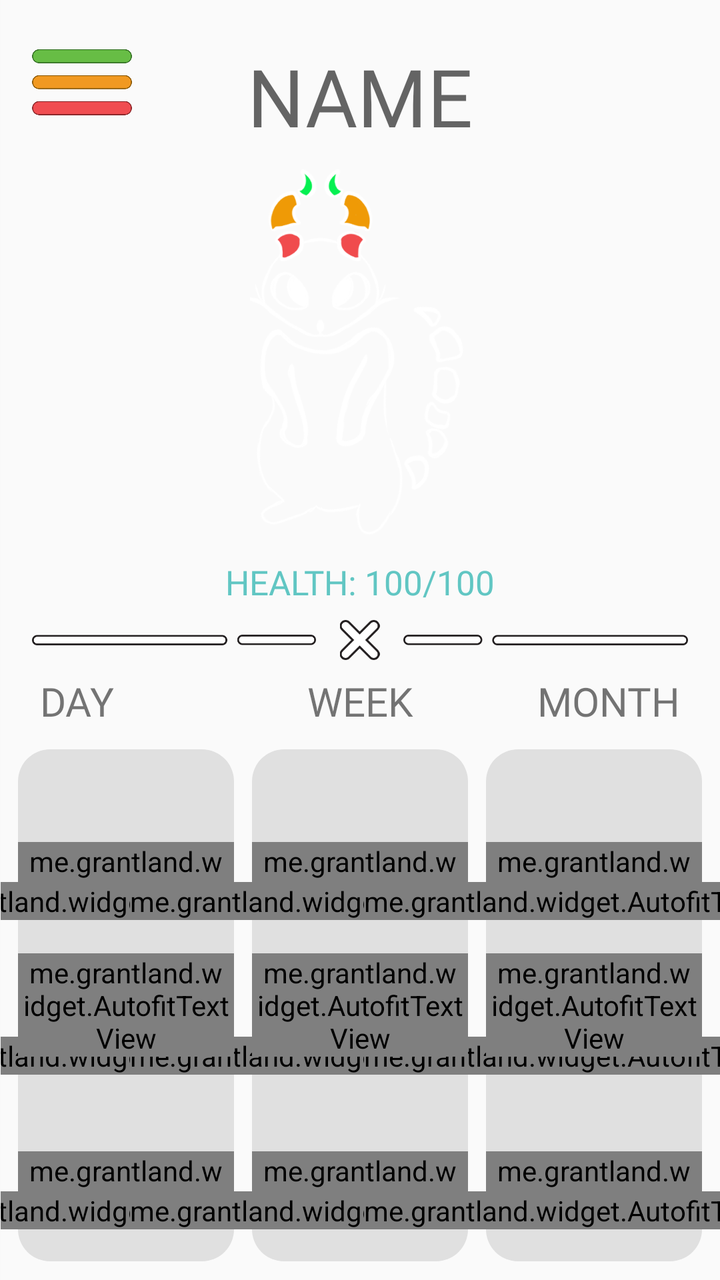
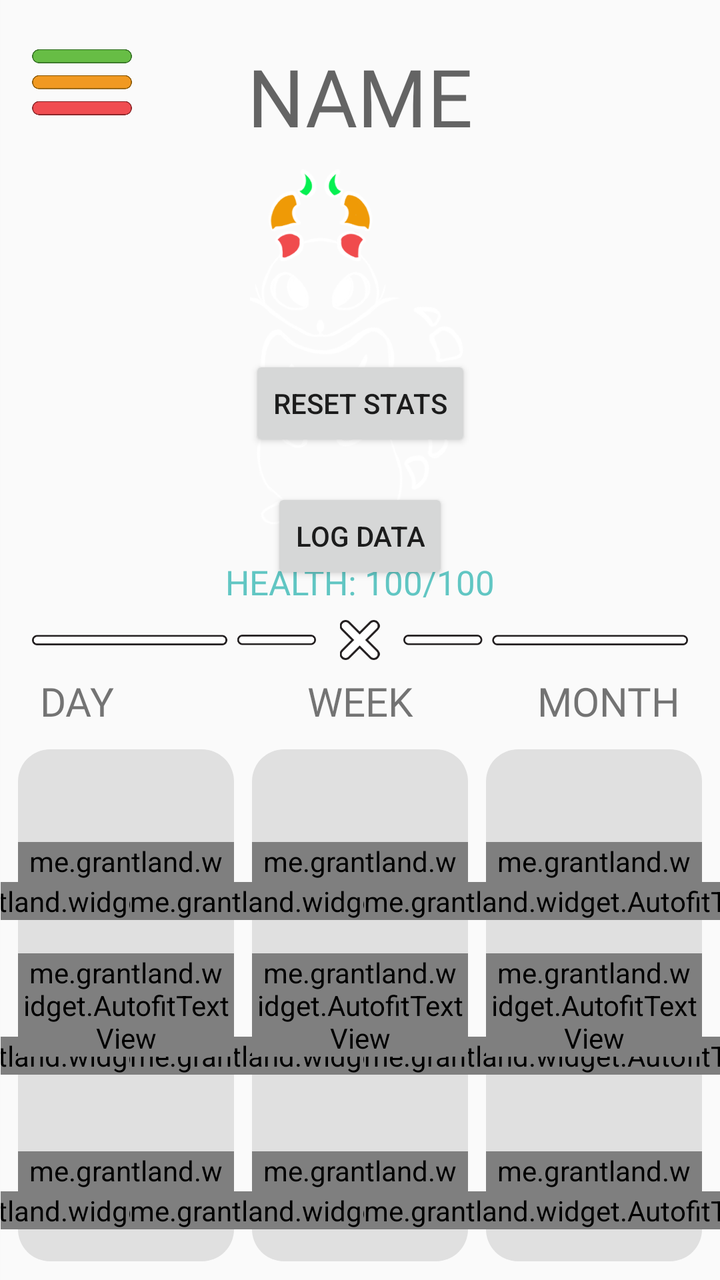

Screens rendered from an Android XML layout before and after an edit, with the pre-edit source and the edit as a unified diff.
<!-- AndroidManifest.xml: application theme Theme.Overseer -->
<!-- res/layout/home_page.xml -->
<?xml version="1.0" encoding="utf-8"?>
<androidx.constraintlayout.widget.ConstraintLayout xmlns:android="http://schemas.android.com/apk/res/android"
    xmlns:app="http://schemas.android.com/apk/res-auto"
    xmlns:tools="http://schemas.android.com/tools"
    android:id="@+id/menu_layout"
    android:layout_width="match_parent"
    android:layout_height="match_parent">

    <ImageButton
        android:id="@+id/popDrawer"
        android:layout_width="50dp"
        android:layout_height="50dp"
        android:layout_marginStart="16dp"
        android:layout_marginTop="16dp"
        android:elevation="2dp"
        android:background="@color/none"
        android:scaleType="centerInside"
        app:layout_constraintStart_toStartOf="parent"
        app:layout_constraintTop_toTopOf="parent"
        app:srcCompat="@drawable/options" />

    <EditText
        android:id="@+id/petName"
        android:layout_width="0dp"
        android:layout_height="73dp"
        android:singleLine="true"
        android:backgroundTint="@color/none"
        android:ems="10"
        android:fontFamily="@font/segoeuithibd"
        android:hint="NAME"
        android:maxLength="7"
        android:textAlignment="center"
        android:textSize="40sp"
        android:gravity="center"
        android:layout_marginTop="10dp"
        android:layout_marginHorizontal="75dp"
        app:layout_constraintEnd_toEndOf="parent"
        app:layout_constraintHorizontal_bias="0.496"
        app:layout_constraintStart_toStartOf="parent"
        app:layout_constraintTop_toTopOf="parent"
        app:layout_constraintVertical_bias="0.1" />

    <ImageView
        android:id="@+id/pet"
        android:layout_width="0dp"
        android:layout_height="0dp"
        android:scaleType="centerInside"
        app:layout_constraintBottom_toTopOf="@id/petHealth"
        app:layout_constraintEnd_toEndOf="parent"
        app:layout_constraintStart_toStartOf="parent"
        app:layout_constraintTop_toBottomOf="@id/petName"
        app:layout_constraintVertical_bias="0.3"
        app:srcCompat="@drawable/pet1" />

    <TextView
        android:id="@+id/petHealth"
        android:layout_width="0dp"
        android:layout_height="0dp"
        android:fontFamily="@font/segoeuithibd"
        android:textColor="@color/health_color"
        android:textSize="17sp"
        android:text="HEALTH: 100/100"
        android:textAlignment="center"
        android:gravity="center"
        app:layout_constraintBottom_toTopOf="@id/div"
        app:layout_constraintEnd_toEndOf="parent"
        app:layout_constraintStart_toStartOf="parent"
        app:layout_constraintTop_toBottomOf="@id/pet"
        app:layout_constraintHeight_percent="0.05"/>

    <LinearLayout
        android:id="@+id/div"
        android:layout_width="match_parent"
        android:layout_height="26dp"
        android:gravity="center"
        android:orientation="horizontal"
        app:layout_constraintBottom_toBottomOf="parent"
        app:layout_constraintEnd_toEndOf="parent"
        app:layout_constraintStart_toStartOf="parent"
        app:layout_constraintTop_toTopOf="parent">

        <ImageView
            android:layout_width="0dp"
            android:layout_height="26dp"
            android:layout_marginStart="16dp"
            android:layout_weight="0.3"
            app:layout_constraintBottom_toBottomOf="parent"
            app:layout_constraintEnd_toEndOf="parent"
            app:layout_constraintStart_toStartOf="parent"
            app:layout_constraintTop_toTopOf="parent"
            app:layout_constraintVertical_bias="0.5"
            app:srcCompat="@drawable/divider" />

        <ImageView
            android:id="@+id/dividerMid"
            android:layout_width="20dp"
            android:layout_height="20dp"
            android:layout_weight="0.05"
            app:layout_constraintBottom_toBottomOf="parent"
            app:layout_constraintEnd_toStartOf="@+id/imageView4"
            app:layout_constraintStart_toEndOf="@+id/imageView3"
            app:layout_constraintTop_toTopOf="parent"
            app:layout_constraintVertical_bias="0.5"
            app:srcCompat="@drawable/middle" />

        <ImageView
            android:layout_width="0dp"
            android:layout_height="26dp"
            android:layout_marginEnd="16dp"
            android:layout_weight="0.3"
            app:layout_constraintBottom_toBottomOf="parent"
            app:layout_constraintEnd_toEndOf="parent"
            app:layout_constraintStart_toStartOf="parent"
            app:layout_constraintTop_toTopOf="parent"
            app:layout_constraintVertical_bias="0.5"
            app:srcCompat="@drawable/divider2" />

    </LinearLayout>

    <TextView
        android:id="@+id/daily_text"
        android:layout_width="wrap_content"
        android:layout_height="wrap_content"
        android:textSize="20sp"
        android:text="DAY"
        android:fontFamily="@font/segoeuithibd"
        android:layout_marginStart="20dp"
        app:layout_constraintBottom_toBottomOf="parent"
        app:layout_constraintEnd_toEndOf="parent"
        app:layout_constraintHorizontal_bias="0"
        app:layout_constraintStart_toStartOf="parent"
        app:layout_constraintTop_toTopOf="parent"
        app:layout_constraintVertical_bias="0.55" />

    <TextView
        android:id="@+id/weekly_text"
        android:layout_width="wrap_content"
        android:layout_height="wrap_content"
        android:fontFamily="@font/segoeuithibd"
        android:textAlignment="center"
        android:text="WEEK"
        android:textSize="20sp"
        app:layout_constraintBottom_toBottomOf="parent"
        app:layout_constraintEnd_toEndOf="parent"
        app:layout_constraintStart_toStartOf="parent"
        app:layout_constraintTop_toTopOf="parent"
        app:layout_constraintVertical_bias="0.55" />

    <TextView
        android:id="@+id/monthly_text"
        android:layout_width="wrap_content"
        android:layout_height="wrap_content"
        android:fontFamily="@font/segoeuithibd"
        android:text="MONTH"
        android:textAlignment="viewEnd"
        android:textSize="20sp"
        android:layout_marginEnd="20dp"
        app:layout_constraintBottom_toBottomOf="parent"
        app:layout_constraintEnd_toEndOf="parent"
        app:layout_constraintStart_toStartOf="parent"
        app:layout_constraintTop_toTopOf="parent"
        app:layout_constraintHorizontal_bias="1"
        app:layout_constraintVertical_bias="0.55" />

    <View
        android:id="@+id/daily"
        android:layout_width="0dp"
        android:layout_height="0dp"
        android:background="@drawable/rounded_corner"
        app:layout_constraintBottom_toBottomOf="parent"
        app:layout_constraintEnd_toStartOf="@+id/weekly"
        app:layout_constraintHeight_percent="0.4"
        app:layout_constraintStart_toStartOf="parent"
        app:layout_constraintTop_toTopOf="@id/daily_text"
        app:layout_constraintWidth_percent="0.3"
        app:layout_constraintVertical_bias="0.8" />

    <ImageView
        android:id="@+id/dailyApp1"
        android:layout_width="0dp"
        android:layout_height="0dp"
        android:layout_marginStart="32dp"
        android:layout_marginTop="16dp"
        android:layout_marginEnd="32dp"
        app:layout_constraintBottom_toTopOf="@+id/dailyAppName1"
        app:layout_constraintEnd_toEndOf="@+id/daily"
        app:layout_constraintStart_toStartOf="@+id/daily"
        app:layout_constraintTop_toTopOf="@id/daily" />

    <me.grantland.widget.AutofitTextView
        android:id="@+id/dailyAppName1"
        android:layout_width="0dp"
        android:layout_height="20dp"
        android:textAlignment="center"
        android:fontFamily="@font/segoeuithibd"
        app:layout_constraintBottom_toTopOf="@id/dailyAppTime1"
        app:layout_constraintEnd_toEndOf="@+id/daily"
        app:layout_constraintStart_toStartOf="@+id/daily"
        app:layout_constraintTop_toBottomOf="@+id/dailyApp1" />

    <me.grantland.widget.AutofitTextView
        android:id="@+id/dailyAppTime1"
        android:layout_width="wrap_content"
        android:layout_height="wrap_content"
        android:textSize="11sp"
        android:textAlignment="center"
        android:layout_marginBottom="8dp"
        android:fontFamily="@font/segoeuithibd"
        app:layout_constraintBottom_toTopOf="@id/dailyApp2"
        app:layout_constraintEnd_toEndOf="@+id/daily"
        app:layout_constraintStart_toStartOf="@+id/daily"
        app:layout_constraintTop_toBottomOf="@+id/dailyAppName1" />

    <ImageView
        android:id="@+id/dailyApp2"
        android:layout_width="0dp"
        android:layout_height="0dp"
        android:layout_marginStart="32dp"
        android:layout_marginEnd="32dp"
        app:layout_constraintBottom_toTopOf="@+id/dailyAppName2"
        app:layout_constraintEnd_toEndOf="@+id/daily"
        app:layout_constraintHorizontal_bias="0.0"
        app:layout_constraintStart_toStartOf="@+id/daily"
        app:layout_constraintTop_toBottomOf="@id/dailyAppTime1" />

    <me.grantland.widget.AutofitTextView
        android:id="@+id/dailyAppName2"
        android:layout_width="0dp"
        android:layout_height="20dp"
        android:textAlignment="center"
        android:fontFamily="@font/segoeuithibd"
        app:layout_constraintBottom_toTopOf="@id/dailyAppTime2"
        app:layout_constraintEnd_toEndOf="@+id/daily"
        app:layout_constraintStart_toStartOf="@+id/daily"
        app:layout_constraintTop_toBottomOf="@+id/dailyApp2" />

    <me.grantland.widget.AutofitTextView
        android:id="@+id/dailyAppTime2"
        android:layout_width="wrap_content"
        android:layout_height="wrap_content"
        android:layout_marginBottom="8dp"
        android:fontFamily="@font/segoeuithibd"
        android:textAlignment="center"
        android:textSize="11sp"
        app:layout_constraintBottom_toTopOf="@id/dailyApp3"
        app:layout_constraintEnd_toEndOf="@+id/daily"
        app:layout_constraintStart_toStartOf="@+id/daily"
        app:layout_constraintTop_toBottomOf="@+id/dailyAppName2" />

    <ImageView
        android:id="@+id/dailyApp3"
        android:layout_width="0dp"
        android:layout_height="0dp"
        android:layout_marginStart="32dp"
        android:layout_marginTop="0dp"
        android:layout_marginEnd="32dp"
        app:layout_constraintBottom_toTopOf="@+id/dailyAppName3"
        app:layout_constraintEnd_toEndOf="@+id/daily"
        app:layout_constraintStart_toStartOf="@+id/daily"
        app:layout_constraintTop_toBottomOf="@id/dailyAppTime2" />

    <me.grantland.widget.AutofitTextView
        android:id="@+id/dailyAppName3"
        android:layout_width="0dp"
        android:layout_height="20dp"
        android:textAlignment="center"
        android:fontFamily="@font/segoeuithibd"
        app:layout_constraintBottom_toTopOf="@id/dailyAppTime3"
        app:layout_constraintEnd_toEndOf="@+id/daily"
        app:layout_constraintStart_toStartOf="@+id/daily"
        app:layout_constraintTop_toBottomOf="@+id/dailyApp3" />

    <me.grantland.widget.AutofitTextView
        android:id="@+id/dailyAppTime3"
        android:layout_width="wrap_content"
        android:layout_height="wrap_content"
        android:layout_marginBottom="16dp"
        android:fontFamily="@font/segoeuithibd"
        android:textAlignment="center"
        android:textSize="11sp"
        app:layout_constraintBottom_toBottomOf="@id/daily"
        app:layout_constraintEnd_toEndOf="@+id/daily"
        app:layout_constraintStart_toStartOf="@+id/daily"
        app:layout_constraintTop_toBottomOf="@+id/dailyAppName3" />

    <View
        android:id="@+id/weekly"
        android:layout_width="0dp"
        android:layout_height="0dp"
        android:background="@drawable/rounded_corner"
        app:layout_constraintBottom_toBottomOf="parent"
        app:layout_constraintEnd_toStartOf="@+id/monthly"
        app:layout_constraintHeight_percent="0.4"
        app:layout_constraintStart_toEndOf="@+id/daily"
        app:layout_constraintTop_toTopOf="@id/weekly_text"
        app:layout_constraintWidth_percent="0.3"
        app:layout_constraintVertical_bias="0.8" />

    <ImageView
        android:id="@+id/weeklyApp1"
        android:layout_width="0dp"
        android:layout_height="0dp"
        android:layout_marginStart="32dp"
        android:layout_marginTop="16dp"
        android:layout_marginEnd="32dp"
        app:layout_constraintBottom_toTopOf="@+id/weeklyAppName1"
        app:layout_constraintEnd_toEndOf="@+id/weekly"
        app:layout_constraintStart_toStartOf="@+id/weekly"
        app:layout_constraintTop_toTopOf="@id/weekly" />

    <me.grantland.widget.AutofitTextView
        android:id="@+id/weeklyAppName1"
        android:layout_width="0dp"
        android:layout_height="20dp"
        android:textAlignment="center"
        android:fontFamily="@font/segoeuithibd"
        app:layout_constraintBottom_toTopOf="@id/weeklyAppTime1"
        app:layout_constraintEnd_toEndOf="@+id/weekly"
        app:layout_constraintStart_toStartOf="@+id/weekly"
        app:layout_constraintTop_toBottomOf="@+id/weeklyApp1" />

    <me.grantland.widget.AutofitTextView
        android:id="@+id/weeklyAppTime1"
        android:layout_width="wrap_content"
        android:layout_height="wrap_content"
        android:textSize="11sp"
        android:textAlignment="center"
        android:layout_marginBottom="8dp"
        android:fontFamily="@font/segoeuithibd"
        app:layout_constraintBottom_toTopOf="@id/weeklyApp2"
        app:layout_constraintEnd_toEndOf="@+id/weekly"
        app:layout_constraintStart_toStartOf="@+id/weekly"
        app:layout_constraintTop_toBottomOf="@+id/weeklyAppName1" />

    <ImageView
        android:id="@+id/weeklyApp2"
        android:layout_width="0dp"
        android:layout_height="0dp"
        android:layout_marginStart="32dp"
        android:layout_marginEnd="32dp"
        app:layout_constraintBottom_toTopOf="@+id/weeklyAppName2"
        app:layout_constraintEnd_toEndOf="@+id/weekly"
        app:layout_constraintHorizontal_bias="0.0"
        app:layout_constraintStart_toStartOf="@+id/weekly"
        app:layout_constraintTop_toBottomOf="@id/weeklyAppTime1" />

    <me.grantland.widget.AutofitTextView
        android:id="@+id/weeklyAppName2"
        android:layout_width="0dp"
        android:layout_height="20dp"
        android:textAlignment="center"
        android:fontFamily="@font/segoeuithibd"
        app:layout_constraintBottom_toTopOf="@id/weeklyAppTime2"
        app:layout_constraintEnd_toEndOf="@+id/weekly"
        app:layout_constraintStart_toStartOf="@+id/weekly"
        app:layout_constraintTop_toBottomOf="@+id/weeklyApp2" />

    <me.grantland.widget.AutofitTextView
        android:id="@+id/weeklyAppTime2"
        android:layout_width="wrap_content"
        android:layout_height="wrap_content"
        android:layout_marginBottom="8dp"
        android:fontFamily="@font/segoeuithibd"
        android:textAlignment="center"
        android:textSize="11sp"
        app:layout_constraintBottom_toTopOf="@id/weeklyApp3"
        app:layout_constraintEnd_toEndOf="@+id/weekly"
        app:layout_constraintStart_toStartOf="@+id/weekly"
        app:layout_constraintTop_toBottomOf="@+id/weeklyAppName2" />

    <ImageView
        android:id="@+id/weeklyApp3"
        android:layout_width="0dp"
        android:layout_height="0dp"
        android:layout_marginStart="32dp"
        android:layout_marginTop="0dp"
        android:layout_marginEnd="32dp"
        app:layout_constraintBottom_toTopOf="@+id/weeklyAppName3"
        app:layout_constraintEnd_toEndOf="@+id/weekly"
        app:layout_constraintStart_toStartOf="@+id/weekly"
        app:layout_constraintTop_toBottomOf="@id/weeklyAppTime2" />

    <me.grantland.widget.AutofitTextView
        android:id="@+id/weeklyAppName3"
        android:layout_width="0dp"
        android:layout_height="20dp"
        android:textAlignment="center"
        android:fontFamily="@font/segoeuithibd"
        app:layout_constraintBottom_toTopOf="@id/weeklyAppTime3"
        app:layout_constraintEnd_toEndOf="@+id/weekly"
        app:layout_constraintStart_toStartOf="@+id/weekly"
        app:layout_constraintTop_toBottomOf="@+id/weeklyApp3" />

    <me.grantland.widget.AutofitTextView
        android:id="@+id/weeklyAppTime3"
        android:layout_width="wrap_content"
        android:layout_height="wrap_content"
        android:layout_marginBottom="16dp"
        android:fontFamily="@font/segoeuithibd"
        android:textAlignment="center"
        android:textSize="11sp"
        app:layout_constraintBottom_toBottomOf="@id/weekly"
        app:layout_constraintEnd_toEndOf="@+id/weekly"
        app:layout_constraintStart_toStartOf="@+id/weekly"
        app:layout_constraintTop_toBottomOf="@+id/weeklyAppName3" />

    <View
        android:id="@+id/monthly"
        android:layout_width="0dp"
        android:layout_height="0dp"
        android:background="@drawable/rounded_corner"
        app:layout_constraintBottom_toBottomOf="parent"
        app:layout_constraintEnd_toEndOf="parent"
        app:layout_constraintHeight_percent="0.4"
        app:layout_constraintStart_toEndOf="@+id/weekly"
        app:layout_constraintTop_toTopOf="@id/monthly_text"
        app:layout_constraintWidth_percent="0.3"
        app:layout_constraintVertical_bias="0.8" />

    <ImageView
        android:id="@+id/monthlyApp1"
        android:layout_width="0dp"
        android:layout_height="0dp"
        android:layout_marginStart="32dp"
        android:layout_marginTop="16dp"
        android:layout_marginEnd="32dp"
        app:layout_constraintBottom_toTopOf="@+id/monthlyAppName1"
        app:layout_constraintEnd_toEndOf="@+id/monthly"
        app:layout_constraintStart_toStartOf="@+id/monthly"
        app:layout_constraintTop_toTopOf="@id/monthly" />

    <me.grantland.widget.AutofitTextView
        android:id="@+id/monthlyAppName1"
        android:layout_width="0dp"
        android:layout_height="20dp"
        android:textAlignment="center"
        android:fontFamily="@font/segoeuithibd"
        app:layout_constraintBottom_toTopOf="@id/monthlyAppTime1"
        app:layout_constraintEnd_toEndOf="@+id/monthly"
        app:layout_constraintStart_toStartOf="@+id/monthly"
        app:layout_constraintTop_toBottomOf="@+id/monthlyApp1" />

    <me.grantland.widget.AutofitTextView
        android:id="@+id/monthlyAppTime1"
        android:layout_width="wrap_content"
        android:layout_height="wrap_content"
        android:textSize="11sp"
        android:textAlignment="center"
        android:layout_marginBottom="8dp"
        android:fontFamily="@font/segoeuithibd"
        app:layout_constraintBottom_toTopOf="@id/monthlyApp2"
        app:layout_constraintEnd_toEndOf="@+id/monthly"
        app:layout_constraintStart_toStartOf="@+id/monthly"
        app:layout_constraintTop_toBottomOf="@+id/monthlyAppName1" />

    <ImageView
        android:id="@+id/monthlyApp2"
        android:layout_width="0dp"
        android:layout_height="0dp"
        android:layout_marginStart="32dp"
        android:layout_marginEnd="32dp"
        app:layout_constraintBottom_toTopOf="@+id/monthlyAppName2"
        app:layout_constraintEnd_toEndOf="@+id/monthly"
        app:layout_constraintHorizontal_bias="0.0"
        app:layout_constraintStart_toStartOf="@+id/monthly"
        app:layout_constraintTop_toBottomOf="@id/monthlyAppTime1" />

    <me.grantland.widget.AutofitTextView
        android:id="@+id/monthlyAppName2"
        android:layout_width="0dp"
        android:layout_height="20dp"
        android:textAlignment="center"
        android:fontFamily="@font/segoeuithibd"
        app:layout_constraintBottom_toTopOf="@id/monthlyAppTime2"
        app:layout_constraintEnd_toEndOf="@+id/monthly"
        app:layout_constraintStart_toStartOf="@+id/monthly"
        app:layout_constraintTop_toBottomOf="@+id/monthlyApp2" />

    <me.grantland.widget.AutofitTextView
        android:id="@+id/monthlyAppTime2"
        android:layout_width="wrap_content"
        android:layout_height="wrap_content"
        android:layout_marginBottom="8dp"
        android:fontFamily="@font/segoeuithibd"
        android:textAlignment="center"
        android:textSize="11sp"
        app:layout_constraintBottom_toTopOf="@id/monthlyApp3"
        app:layout_constraintEnd_toEndOf="@+id/monthly"
        app:layout_constraintStart_toStartOf="@+id/monthly"
        app:layout_constraintTop_toBottomOf="@+id/monthlyAppName2" />

    <ImageView
        android:id="@+id/monthlyApp3"
        android:layout_width="0dp"
        android:layout_height="0dp"
        android:layout_marginStart="32dp"
        android:layout_marginTop="0dp"
        android:layout_marginEnd="32dp"
        app:layout_constraintBottom_toTopOf="@+id/monthlyAppName3"
        app:layout_constraintEnd_toEndOf="@+id/monthly"
        app:layout_constraintStart_toStartOf="@+id/monthly"
        app:layout_constraintTop_toBottomOf="@id/monthlyAppTime2" />

    <me.grantland.widget.AutofitTextView
        android:id="@+id/monthlyAppName3"
        android:layout_width="0dp"
        android:layout_height="20dp"
        android:textAlignment="center"
        android:fontFamily="@font/segoeuithibd"
        app:layout_constraintBottom_toTopOf="@id/monthlyAppTime3"
        app:layout_constraintEnd_toEndOf="@+id/monthly"
        app:layout_constraintStart_toStartOf="@+id/monthly"
        app:layout_constraintTop_toBottomOf="@+id/monthlyApp3" />

    <me.grantland.widget.AutofitTextView
        android:id="@+id/monthlyAppTime3"
        android:layout_width="wrap_content"
        android:layout_height="wrap_content"
        android:layout_marginBottom="16dp"
        android:fontFamily="@font/segoeuithibd"
        android:textAlignment="center"
        android:textSize="11sp"
        app:layout_constraintBottom_toBottomOf="@id/monthly"
        app:layout_constraintEnd_toEndOf="@+id/monthly"
        app:layout_constraintStart_toStartOf="@+id/monthly"
        app:layout_constraintTop_toBottomOf="@+id/monthlyAppName3" />

    <Button
        android:id="@+id/reset"
        android:layout_width="wrap_content"
        android:layout_height="wrap_content"
        android:text="Reset Stats"
        android:visibility="invisible"
        app:layout_constraintBottom_toBottomOf="parent"
        app:layout_constraintEnd_toEndOf="parent"
        app:layout_constraintHorizontal_bias="0.5"
        app:layout_constraintStart_toStartOf="parent"
        app:layout_constraintTop_toTopOf="parent"
        app:layout_constraintVertical_bias=".3" />

    <Button
        android:id="@+id/logData"
        android:layout_width="wrap_content"
        android:layout_height="wrap_content"
        android:text="Log Data"
        android:visibility="invisible"
        app:layout_constraintBottom_toBottomOf="parent"
        app:layout_constraintEnd_toEndOf="parent"
        app:layout_constraintHorizontal_bias="0.5"
        app:layout_constraintVertical_bias="0.05"
        app:layout_constraintStart_toStartOf="parent"
        app:layout_constraintTop_toBottomOf="@+id/reset" />

    <me.grantland.widget.AutofitTextView
        android:id="@+id/daily_no_data"
        android:layout_width="0dp"
        android:layout_height="wrap_content"
        android:textSize="15sp"
        android:text="NO DATA AVAILABLE"
        android:fontFamily="@font/segoeuithibd"
        android:textAlignment="center"
        app:layout_constraintBottom_toBottomOf="@+id/daily"
        app:layout_constraintEnd_toEndOf="@+id/daily"
        app:layout_constraintStart_toStartOf="@+id/daily"
        app:layout_constraintTop_toTopOf="@+id/daily" />

    <me.grantland.widget.AutofitTextView
        android:id="@+id/weekly_no_data"
        android:layout_width="0dp"
        android:layout_height="wrap_content"
        android:textSize="15sp"
        android:text="NO DATA AVAILABLE"
        android:fontFamily="@font/segoeuithibd"
        android:textAlignment="center"
        app:layout_constraintBottom_toBottomOf="@+id/weekly"
        app:layout_constraintEnd_toEndOf="@+id/weekly"
        app:layout_constraintStart_toStartOf="@+id/weekly"
        app:layout_constraintTop_toTopOf="@+id/weekly" />

    <me.grantland.widget.AutofitTextView
        android:id="@+id/monthly_no_data"
        android:layout_width="0dp"
        android:layout_height="wrap_content"
        android:textSize="15sp"
        android:text="NO DATA AVAILABLE"
        android:fontFamily="@font/segoeuithibd"
        android:textAlignment="center"
        app:layout_constraintBottom_toBottomOf="@+id/monthly"
        app:layout_constraintEnd_toEndOf="@+id/monthly"
        app:layout_constraintStart_toStartOf="@+id/monthly"
        app:layout_constraintTop_toTopOf="@+id/monthly" />

    <ScrollView
        android:id="@+id/scrollViewDebug"
        android:layout_width="300dp"
        android:layout_height="300dp"
        android:background="?attr/colorAccent"
        android:visibility="invisible"
        app:layout_constraintBottom_toBottomOf="parent"
        app:layout_constraintEnd_toEndOf="parent"
        app:layout_constraintHorizontal_bias="0.5"
        app:layout_constraintStart_toStartOf="parent"
        app:layout_constraintTop_toTopOf="parent"
        app:layout_constraintVertical_bias="0.8">

        <TextView
            android:id="@+id/logs"
            android:layout_width="match_parent"
            android:layout_height="match_parent"
            app:layout_constraintBottom_toBottomOf="parent"
            app:layout_constraintEnd_toEndOf="parent"
            app:layout_constraintStart_toStartOf="parent"
            app:layout_constraintTop_toTopOf="parent"/>
    </ScrollView>

    <View
        android:id="@+id/filter"
        android:layout_width="match_parent"
        android:layout_height="match_parent"
        android:alpha="0"
        android:background="@color/darken_filter" />

    <View
        android:id="@+id/drawer"
        android:layout_width="250dp"
        android:layout_height="match_parent"
        android:background="?attr/colorPrimary"
        app:layout_constraintBottom_toBottomOf="parent"
        app:layout_constraintTop_toTopOf="parent"
        app:layout_constraintEnd_toStartOf="parent" />


    <Button
        android:id="@+id/exit_drawer"
        android:layout_width="0dp"
        android:alpha="0"
        android:layout_height="match_parent"
        app:layout_constraintBottom_toBottomOf="parent"
        app:layout_constraintTop_toTopOf="parent"
        app:layout_constraintStart_toEndOf="parent" />

    <ImageView
        android:id="@+id/top"
        android:layout_width="0dp"
        android:layout_height="0dp"
        android:src="@drawable/top"
        android:layout_margin="-20dp"
        app:layout_constraintDimensionRatio="16:8"
        app:layout_constraintTop_toTopOf="@id/drawer"
        app:layout_constraintEnd_toEndOf="@id/drawer"
        app:layout_constraintStart_toStartOf="@id/drawer" />

    <ImageView
        android:id="@+id/home_icon"
        android:layout_width="0dp"
        android:layout_height="0dp"
        android:src="@drawable/home"
        android:scaleX="0.7"
        android:scaleY="0.7"
        app:layout_constraintDimensionRatio="1:1"
        app:layout_constraintTop_toBottomOf="@+id/top"
        app:layout_constraintStart_toStartOf="@+id/drawer"
        app:layout_constraintBottom_toBottomOf="@id/home" />


    <Button
        android:id="@+id/home"
        android:layout_width="0dp"
        android:layout_height="wrap_content"
        android:background="@color/none"
        android:text="Home"
        android:fontFamily="@font/citrus"
        android:paddingTop="4dp"
        android:paddingStart="20dp"
        android:textSize="30sp"
        android:gravity="start|center"
        android:textColor="@color/buttonColor"
        app:layout_constraintTop_toBottomOf="@+id/top"
        app:layout_constraintStart_toEndOf="@+id/home_icon"
        app:layout_constraintEnd_toEndOf="@id/drawer"/>

    <ImageView
        android:id="@+id/summary_icon"
        android:layout_width="0dp"
        android:layout_height="0dp"
        android:src="@drawable/summary"
        android:scaleX="0.5"
        android:scaleY="0.5"
        app:layout_constraintDimensionRatio="1:1"
        app:layout_constraintTop_toBottomOf="@+id/home_icon"
        app:layout_constraintStart_toStartOf="@+id/drawer"
        app:layout_constraintBottom_toBottomOf="@id/summary" />

    <Button
        android:id="@+id/summary"
        android:layout_width="0dp"
        android:layout_height="wrap_content"
        android:background="@color/none"
        android:text="Summary"
        android:fontFamily="@font/citrus"
        android:paddingTop="4dp"
        android:paddingStart="20dp"
        android:textSize="30sp"
        android:gravity="start|center"
        android:textColor="@color/unactivatedTextColor"
        app:layout_constraintStart_toEndOf="@id/summary_icon"
        app:layout_constraintEnd_toEndOf="@id/drawer"
        app:layout_constraintTop_toBottomOf="@id/home" />

    <ImageView
        android:id="@+id/mental_health_icon"
        android:layout_width="0dp"
        android:layout_height="0dp"
        android:src="@drawable/mind_health"
        android:scaleX="0.6"
        android:scaleY="0.6"
        app:layout_constraintDimensionRatio="1:1"
        app:layout_constraintTop_toBottomOf="@+id/summary"
        app:layout_constraintStart_toStartOf="@+id/drawer"
        app:layout_constraintBottom_toBottomOf="@id/mental_health_data" />

    <Button
        android:id="@+id/mental_health_data"
        android:layout_width="0dp"
        android:layout_height="wrap_content"
        android:background="@color/none"
        android:text="Mental Health"
        android:fontFamily="@font/citrus"
        android:paddingTop="4dp"
        android:paddingStart="20dp"
        android:textSize="30sp"
        android:gravity="start|center"
        android:textColor="@color/unactivatedTextColor"
        app:layout_constraintStart_toEndOf="@id/summary_icon"
        app:layout_constraintEnd_toEndOf="@id/drawer"
        app:layout_constraintTop_toBottomOf="@id/summary" />

    <View
        android:id="@+id/line1"
        android:layout_width="0dp"
        android:layout_height="2dp"
        android:background="@color/buttonBorderColor"
        app:layout_constraintStart_toStartOf="@id/drawer"
        app:layout_constraintEnd_toEndOf="@id/drawer"
        app:layout_constraintTop_toBottomOf="@id/mental_health_data" />

    <View
        android:id="@+id/line2"
        android:layout_width="0dp"
        android:layout_height="2dp"
        android:background="@color/buttonBorderColor"
        app:layout_constraintStart_toStartOf="@id/drawer"
        app:layout_constraintEnd_toEndOf="@id/drawer"
        app:layout_constraintBottom_toTopOf="@id/account" />

    <ImageView
        android:id="@+id/account_icon"
        android:layout_width="0dp"
        android:layout_height="0dp"
        android:src="@drawable/account"
        android:scaleX="0.6"
        android:scaleY="0.6"
        app:layout_constraintDimensionRatio="1:1"
        app:layout_constraintTop_toTopOf="@+id/account"
        app:layout_constraintStart_toStartOf="@+id/drawer"
        app:layout_constraintBottom_toBottomOf="@id/account" />

    <Button
        android:id="@+id/account"
        android:layout_width="0dp"
        android:layout_height="wrap_content"
        android:background="@color/none"
        android:text="Account"
        android:fontFamily="@font/citrus"
        android:paddingTop="4dp"
        android:paddingStart="20dp"
        android:textSize="30sp"
        android:gravity="start|center"
        app:layout_constraintStart_toEndOf="@id/summary_icon"
        app:layout_constraintEnd_toEndOf="@id/drawer"
        app:layout_constraintBottom_toBottomOf="@id/drawer" />



</androidx.constraintlayout.widget.ConstraintLayout>
<!-- resources referenced by this layout -->
<resources>
  <color name="buttonBorderColor">@color/black</color>
  <color name="buttonColor">#ED5050</color>
  <color name="darken_filter">#80000000</color>
  <color name="health_color">#61C6C3</color>
  <color name="none">#00000000</color>
  <color name="unactivatedTextColor">@color/opposite</color>
  <!-- drawable account: png bitmap (drawable, 3220 bytes) -->
  <!-- drawable divider: png bitmap (drawable, 1806 bytes) -->
  <!-- drawable divider2: png bitmap (drawable, 942 bytes) -->
  <!-- drawable home: png bitmap (drawable, 230989 bytes) -->
  <!-- drawable middle: png bitmap (drawable, 1786 bytes) -->
  <!-- drawable mind_health: png bitmap (drawable, 3831 bytes) -->
  <!-- drawable options: png bitmap (drawable, 7793 bytes) -->
  <!-- drawable pet1: png bitmap (drawable, 103426 bytes) -->
  <!-- drawable rounded_corner (drawable) -->
  <?xml version="1.0" encoding="utf-8"?>
  <shape xmlns:android="http://schemas.android.com/apk/res/android"
      android:shape="rectangle">
  
      <corners android:radius="16dp"/>
      <solid android:color="?attr/colorAccent" />
  
  </shape>
  <!-- drawable summary: png bitmap (drawable, 510 bytes) -->
  <!-- drawable top: png bitmap (drawable, 92992 bytes) -->
  <style name="Theme.Overseer" parent="Theme.AppCompat.DayNight.NoActionBar">
          <item name="colorPrimary">@color/medj_white</item>
          <item name="colorPrimaryVariant">@color/black</item>
          <item name="colorOnPrimary">@color/white</item>
          <item name="colorPrimaryDark">@color/medj_white</item>
          <item name="colorAccent">@color/medj_white2</item>
      </style>
  <color name="black">#FF000000</color>
  <color name="opposite">@color/black</color>
  <color name="medj_white">#F8F8F8</color>
  <color name="white">#FFFFFFFF</color>
  <color name="medj_white2">#E0E0E0</color>
</resources>

<!-- the commit's change to res/layout/home_page.xml (unified diff, before → after) -->
@@ -530,7 +530,6 @@
         android:layout_width="wrap_content"
         android:layout_height="wrap_content"
         android:text="Reset Stats"
-        android:visibility="invisible"
         app:layout_constraintBottom_toBottomOf="parent"
         app:layout_constraintEnd_toEndOf="parent"
         app:layout_constraintHorizontal_bias="0.5"
@@ -543,7 +542,6 @@
         android:layout_width="wrap_content"
         android:layout_height="wrap_content"
         android:text="Log Data"
-        android:visibility="invisible"
         app:layout_constraintBottom_toBottomOf="parent"
         app:layout_constraintEnd_toEndOf="parent"
         app:layout_constraintHorizontal_bias="0.5"
